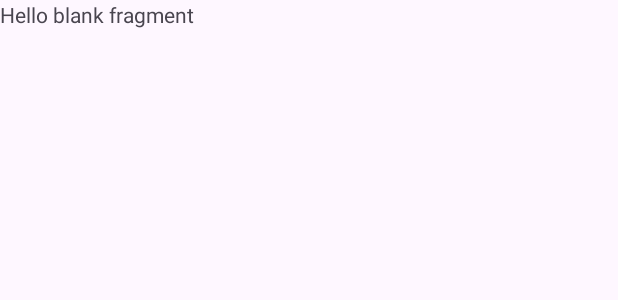
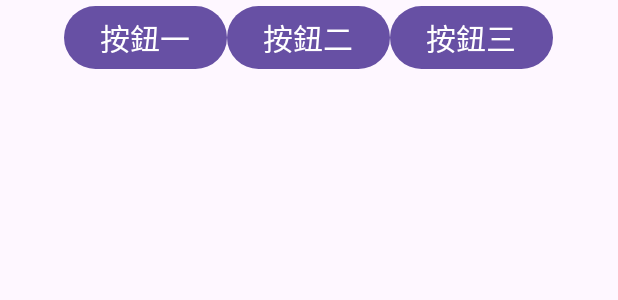
Before and after one commit to thishkt/android-app-development-with-kotlin-for-beginners, an Android app: the layout fragment_demo.xml on its own in the app's theme, with its tools: preview values and no code run, on a phone screen of 412 x 824 dp. Shown: the top 300 px of the screen. Run offline under Robolectric (Android 15) with nearby library versions, the phone set to English and light mode, and no system bars.

Commit message:
Fragment ViewBinding 使用技巧

```diff
--- a/MyApplication/app/src/main/res/layout/activity_main.xml
+++ b/MyApplication/app/src/main/res/layout/activity_main.xml
@@ -9,8 +9,8 @@
  <androidx.fragment.app.FragmentContainerView
      android:id="@+id/demoFragment"
      android:name="tw.com.hkt.myapplication.DemoFragment"
-     android:layout_width="wrap_content"
-     android:layout_height="wrap_content"
+     android:layout_width="match_parent"
+     android:layout_height="match_parent"
      tools:layout="@layout/fragment_demo" />
 
 </LinearLayout>
--- a/MyApplication/app/src/main/res/layout/fragment_demo.xml
+++ b/MyApplication/app/src/main/res/layout/fragment_demo.xml
@@ -1,14 +1,30 @@
 <?xml version="1.0" encoding="utf-8"?>
-<FrameLayout xmlns:android="http://schemas.android.com/apk/res/android"
+<LinearLayout xmlns:android="http://schemas.android.com/apk/res/android"
     xmlns:tools="http://schemas.android.com/tools"
     android:layout_width="match_parent"
-    android:layout_height="match_parent"
+    android:layout_height="wrap_content"
+    android:gravity="center"
+    android:orientation="horizontal"
     tools:context=".DemoFragment">
 
-    <!-- TODO: Update blank fragment layout -->
-    <TextView
-        android:layout_width="match_parent"
-        android:layout_height="match_parent"
-        android:text="@string/hello_blank_fragment" />
+    <Button
+        android:id="@+id/button1"
+        android:layout_width="wrap_content"
+        android:layout_height="wrap_content"
+        android:text="按鈕一"
+        android:textSize="20dp"/>
 
-</FrameLayout>
+    <Button
+        android:id="@+id/button2"
+        android:layout_width="wrap_content"
+        android:layout_height="wrap_content"
+        android:text="按鈕二"
+        android:textSize="20dp"/>
+
+    <Button
+        android:id="@+id/button3"
+        android:layout_width="wrap_content"
+        android:layout_height="wrap_content"
+        android:text="按鈕三"
+        android:textSize="20dp"/>
+</LinearLayout>
```
Also changed, not shown: MyApplication/app/src/main/java/tw/com/hkt/myapplication/DemoFragment.kt (+17 -41 lines).
